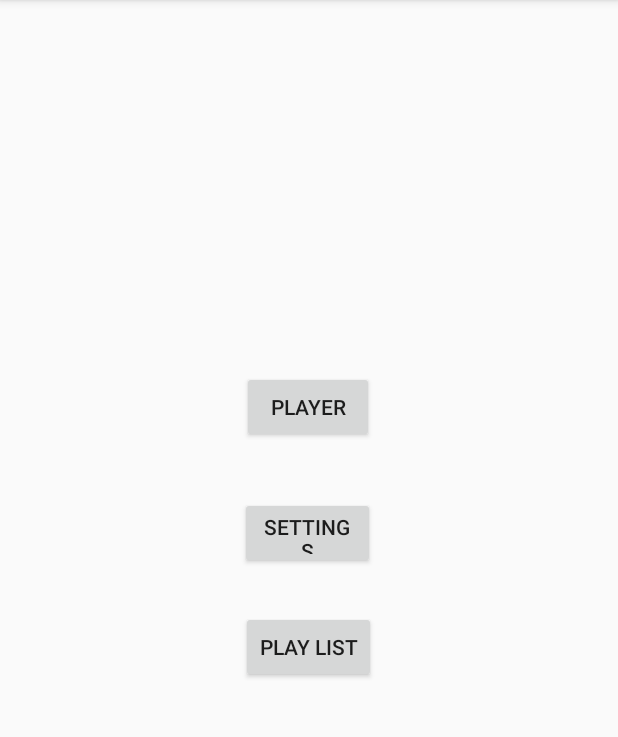
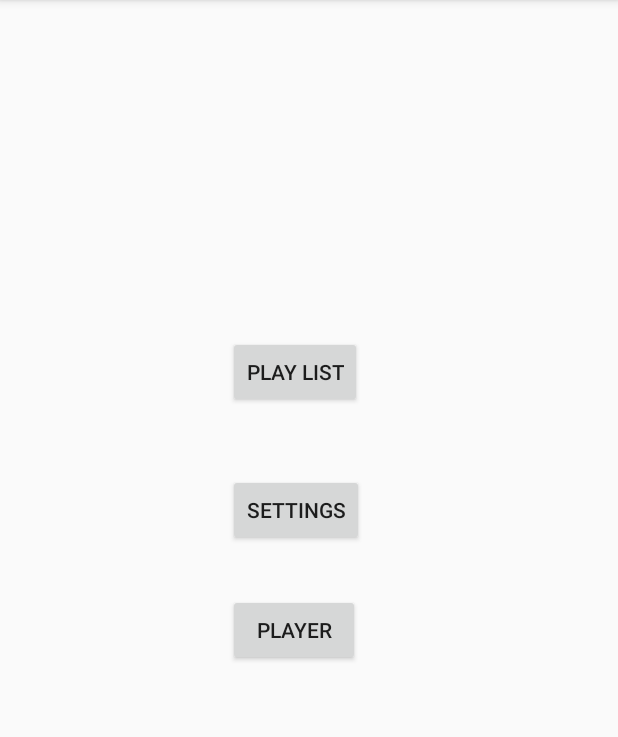
Before and after one commit to l-m-ll/Solovey, an Android app: the screen it shows after launch (MainActivity), on a phone screen of 412 x 824 dp, the part 84-821 px from its top. Run offline under Robolectric (Android 15) with nearby library versions, the phone set to English and light mode, and no system bars.

Commit message:
added transition between main activity and settings

```diff
--- a/app/src/main/AndroidManifest.xml
+++ b/app/src/main/AndroidManifest.xml
@@ -9,6 +9,8 @@
             android:roundIcon="@mipmap/ic_launcher_round"
             android:supportsRtl="true"
             android:theme="@style/AppTheme">
+        <activity android:name=".Settings">
+        </activity>
         <activity android:name=".MainActivity">
             <intent-filter>
                 <action android:name="android.intent.action.MAIN"/>
--- a/app/src/main/java/com/example/solovey/MainActivity.kt
+++ b/app/src/main/java/com/example/solovey/MainActivity.kt
@@ -1,11 +1,17 @@
 package com.example.solovey
 
+import android.content.Intent
 import androidx.appcompat.app.AppCompatActivity
 import android.os.Bundle
+import android.widget.Button
 
 class MainActivity : AppCompatActivity() {
     override fun onCreate(savedInstanceState: Bundle?) {
         super.onCreate(savedInstanceState)
         setContentView(R.layout.activity_main)
+
+        (findViewById<Button>(R.id.settings)).setOnClickListener {
+            startActivity(Intent(this, Settings::class.java))
+        }
     }
 }
--- a/app/src/main/res/layout/activity_main.xml
+++ b/app/src/main/res/layout/activity_main.xml
@@ -8,34 +8,24 @@
         tools:context=".MainActivity">
     <Button
             android:text="@string/settings_btn"
-            android:layout_width="90dp"
-            android:layout_height="48dp" android:id="@+id/settings"
-            android:layout_marginBottom="15dp"
-            app:layout_constraintBottom_toTopOf="@+id/playList" app:layout_constraintStart_toStartOf="parent"
-            android:layout_marginEnd="162dp"
-            android:layout_marginRight="162dp" app:layout_constraintEnd_toEndOf="parent" android:layout_marginTop="15dp"
-            app:layout_constraintTop_toBottomOf="@+id/player" app:layout_constraintHorizontal_bias="1.0"/>
+            android:layout_width="wrap_content"
+            android:layout_height="wrap_content" android:id="@+id/settings"
+            app:layout_constraintTop_toTopOf="parent" app:layout_constraintStart_toStartOf="parent"
+            android:layout_marginLeft="152dp" android:layout_marginStart="152dp"
+            android:layout_marginTop="316dp"
+    />
     <Button
             android:text="@string/player_btn"
-            android:layout_width="88dp"
-            android:layout_height="48dp" android:id="@+id/player"
-            app:layout_constraintStart_toStartOf="parent"
-            android:layout_marginLeft="161dp" android:layout_marginStart="161dp"
-            android:layout_marginEnd="162dp"
-            android:layout_marginRight="162dp" app:layout_constraintEnd_toEndOf="parent"
-            app:layout_constraintHorizontal_bias="0.0" android:layout_marginBottom="15dp"
-            app:layout_constraintBottom_toTopOf="@+id/settings" app:layout_constraintTop_toTopOf="parent"
-            android:layout_marginTop="242dp" app:layout_constraintVertical_bias="0.84000003"/>
+            android:layout_width="wrap_content"
+            android:layout_height="wrap_content" android:id="@+id/player"
+            app:layout_constraintTop_toTopOf="parent" app:layout_constraintStart_toStartOf="parent"
+            android:layout_marginTop="396dp" android:layout_marginLeft="152dp" android:layout_marginStart="152dp"/>
     <Button
             android:text="@string/playList_btn"
-            android:layout_width="90dp"
-            android:layout_height="48dp" android:id="@+id/playList"
+            android:layout_width="wrap_content"
+            android:layout_height="wrap_content" android:id="@+id/playList"
             app:layout_constraintStart_toStartOf="parent"
-            android:layout_marginLeft="135dp" android:layout_marginStart="135dp"
-            android:layout_marginEnd="121dp"
-            android:layout_marginRight="121dp" app:layout_constraintEnd_toEndOf="parent"
-            app:layout_constraintHorizontal_bias="0.384" android:layout_marginTop="8dp"
-            app:layout_constraintTop_toBottomOf="@+id/settings" app:layout_constraintBottom_toBottomOf="parent"
-            android:layout_marginBottom="307dp"/>
+            app:layout_constraintTop_toTopOf="parent" android:layout_marginLeft="152dp" android:layout_marginTop="224dp"
+            android:layout_marginStart="152dp"/>
 
 </androidx.constraintlayout.widget.ConstraintLayout>
--- a/app/src/main/res/values/strings.xml
+++ b/app/src/main/res/values/strings.xml
@@ -3,4 +3,6 @@
     <string name="settings_btn">Settings</string>
     <string name="player_btn">Player</string>
     <string name="playList_btn">Play list</string>
+    <string name="snd_down">Decrease sound</string>
+    <string name="snd_up">Increase sound</string>
 </resources>
```
Also changed, not shown: app/src/main/java/com/example/solovey/Settings.kt (added, +11 -0 lines), app/src/main/res/layout/activity_settings.xml (added, +24 -0 lines).
